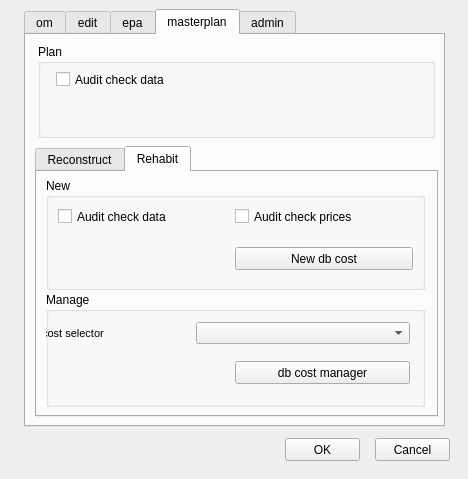
First picture: the form in ui/toolbox.ui, repository Giswater/giswater_qgis_plugin, before the edit.
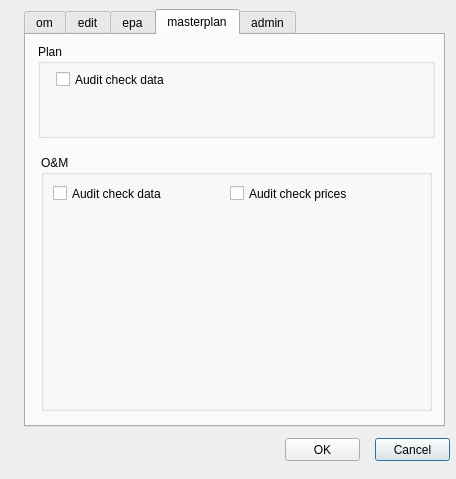
Second picture: the form after the edit. The open tabs and pages were chosen to show the change.

Commit message: Refactoring toobox form

The edit to the form file:
```diff
--- a/ui/toolbox.ui
+++ b/ui/toolbox.ui
@@ -6,7 +6,7 @@
    <rect>
     <x>0</x>
     <y>0</y>
-    <width>468</width>
+    <width>456</width>
     <height>479</height>
    </rect>
   </property>
@@ -340,257 +340,43 @@
       </property>
      </widget>
     </widget>
-    <widget class="QTabWidget" name="tabWidget_2">
+    <widget class="QGroupBox" name="groupBox_13">
      <property name="geometry">
       <rect>
-       <x>9</x>
-       <y>111</y>
-       <width>403</width>
-       <height>271</height>
+       <x>15</x>
+       <y>120</y>
+       <width>391</width>
+       <height>256</height>
       </rect>
      </property>
-     <property name="currentIndex">
-      <number>1</number>
+     <property name="title">
+      <string>O&amp;&amp;M</string>
      </property>
-     <widget class="QWidget" name="tab_7">
-      <attribute name="title">
-       <string>Reconstruct</string>
-      </attribute>
-      <widget class="QGroupBox" name="groupBox_12">
-       <property name="geometry">
-        <rect>
-         <x>9</x>
-         <y>120</y>
-         <width>379</width>
-         <height>115</height>
-        </rect>
-       </property>
-       <property name="title">
-        <string>Manage</string>
-       </property>
-       <widget class="QPushButton" name="btn_set_real_location_9">
-        <property name="geometry">
-         <rect>
-          <x>189</x>
-          <y>69</y>
-          <width>175</width>
-          <height>23</height>
-         </rect>
-        </property>
-        <property name="text">
-         <string>db cost manager</string>
-        </property>
-       </widget>
-       <widget class="QLabel" name="label_result_name_6">
-        <property name="geometry">
-         <rect>
-          <x>-21</x>
-          <y>30</y>
-          <width>141</width>
-          <height>22</height>
-         </rect>
-        </property>
-        <property name="font">
-         <font>
-          <pointsize>8</pointsize>
-         </font>
-        </property>
-        <property name="frameShape">
-         <enum>QFrame::NoFrame</enum>
-        </property>
-        <property name="frameShadow">
-         <enum>QFrame::Raised</enum>
-        </property>
-        <property name="text">
-         <string>Db cost selector</string>
-        </property>
-        <property name="margin">
-         <number>3</number>
-        </property>
-       </widget>
-       <widget class="QComboBox" name="assigned_to_fin_6">
-        <property name="geometry">
-         <rect>
-          <x>150</x>
-          <y>30</y>
-          <width>214</width>
-          <height>22</height>
-         </rect>
-        </property>
-       </widget>
-      </widget>
-      <widget class="QGroupBox" name="groupBox_13">
-       <property name="geometry">
-        <rect>
-         <x>9</x>
-         <y>6</y>
-         <width>379</width>
-         <height>112</height>
-        </rect>
-       </property>
-       <property name="title">
-        <string>New</string>
-       </property>
-       <widget class="QPushButton" name="btn_set_real_location_10">
-        <property name="geometry">
-         <rect>
-          <x>189</x>
-          <y>69</y>
-          <width>178</width>
-          <height>23</height>
-         </rect>
-        </property>
-        <property name="text">
-         <string>New db cost</string>
-        </property>
-       </widget>
-       <widget class="QCheckBox" name="check_node_orphan_13">
-        <property name="geometry">
-         <rect>
-          <x>189</x>
-          <y>30</y>
-          <width>142</width>
-          <height>17</height>
-         </rect>
-        </property>
-        <property name="text">
-         <string>Audit check prices</string>
-        </property>
-       </widget>
-       <widget class="QCheckBox" name="check_node_orphan_14">
-        <property name="geometry">
-         <rect>
-          <x>12</x>
-          <y>30</y>
-          <width>142</width>
-          <height>17</height>
-         </rect>
-        </property>
-        <property name="text">
-         <string>Audit check data</string>
-        </property>
-       </widget>
-      </widget>
+     <widget class="QCheckBox" name="check_node_orphan_13">
+      <property name="geometry">
+       <rect>
+        <x>189</x>
+        <y>30</y>
+        <width>142</width>
+        <height>17</height>
+       </rect>
+      </property>
+      <property name="text">
+       <string>Audit check prices</string>
+      </property>
      </widget>
-     <widget class="QWidget" name="tab_9">
-      <attribute name="title">
-       <string>Rehabit</string>
-      </attribute>
-      <widget class="QGroupBox" name="groupBox_10">
-       <property name="geometry">
-        <rect>
-         <x>9</x>
-         <y>120</y>
-         <width>379</width>
-         <height>115</height>
-        </rect>
-       </property>
-       <property name="title">
-        <string>Manage</string>
-       </property>
-       <widget class="QPushButton" name="btn_set_real_location_7">
-        <property name="geometry">
-         <rect>
-          <x>189</x>
-          <y>69</y>
-          <width>175</width>
-          <height>23</height>
-         </rect>
-        </property>
-        <property name="text">
-         <string>db cost manager</string>
-        </property>
-       </widget>
-       <widget class="QLabel" name="label_result_name_5">
-        <property name="geometry">
-         <rect>
-          <x>-21</x>
-          <y>30</y>
-          <width>141</width>
-          <height>22</height>
-         </rect>
-        </property>
-        <property name="font">
-         <font>
-          <pointsize>8</pointsize>
-         </font>
-        </property>
-        <property name="frameShape">
-         <enum>QFrame::NoFrame</enum>
-        </property>
-        <property name="frameShadow">
-         <enum>QFrame::Raised</enum>
-        </property>
-        <property name="text">
-         <string>Db cost selector</string>
-        </property>
-        <property name="margin">
-         <number>3</number>
-        </property>
-       </widget>
-       <widget class="QComboBox" name="assigned_to_fin_5">
-        <property name="geometry">
-         <rect>
-          <x>150</x>
-          <y>30</y>
-          <width>214</width>
-          <height>22</height>
-         </rect>
-        </property>
-       </widget>
-      </widget>
-      <widget class="QGroupBox" name="groupBox_11">
-       <property name="geometry">
-        <rect>
-         <x>9</x>
-         <y>6</y>
-         <width>379</width>
-         <height>112</height>
-        </rect>
-       </property>
-       <property name="title">
-        <string>New</string>
-       </property>
-       <widget class="QPushButton" name="btn_set_real_location_8">
-        <property name="geometry">
-         <rect>
-          <x>189</x>
-          <y>69</y>
-          <width>178</width>
-          <height>23</height>
-         </rect>
-        </property>
-        <property name="text">
-         <string>New db cost</string>
-        </property>
-       </widget>
-       <widget class="QCheckBox" name="check_node_orphan_11">
-        <property name="geometry">
-         <rect>
-          <x>189</x>
-          <y>30</y>
-          <width>142</width>
-          <height>17</height>
-         </rect>
-        </property>
-        <property name="text">
-         <string>Audit check prices</string>
-        </property>
-       </widget>
-       <widget class="QCheckBox" name="check_node_orphan_12">
-        <property name="geometry">
-         <rect>
-          <x>12</x>
-          <y>30</y>
-          <width>142</width>
-          <height>17</height>
-         </rect>
-        </property>
-        <property name="text">
-         <string>Audit check data</string>
-        </property>
-       </widget>
-      </widget>
+     <widget class="QCheckBox" name="check_node_orphan_14">
+      <property name="geometry">
+       <rect>
+        <x>12</x>
+        <y>30</y>
+        <width>142</width>
+        <height>17</height>
+       </rect>
+      </property>
+      <property name="text">
+       <string>Audit check data</string>
+      </property>
      </widget>
     </widget>
    </widget>
```
Left out of the diff: 2 changed lines with no effect on the pictures.
